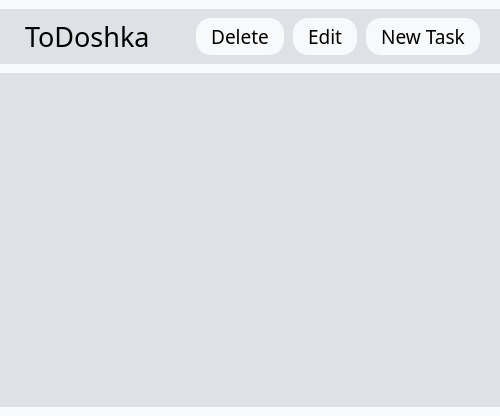
Above: main.ui from PashtetDev/ToDoshka before the change. Below: the same form after it.
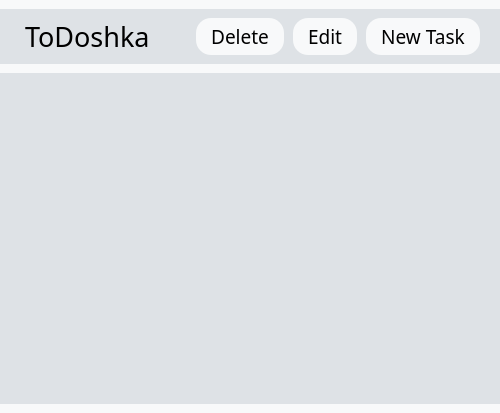
That is the form after the change.

```diff
--- a/main.ui
+++ b/main.ui
@@ -7,7 +7,7 @@
     <x>0</x>
     <y>0</y>
     <width>500</width>
-    <height>416</height>
+    <height>413</height>
    </rect>
   </property>
   <property name="font">
```
